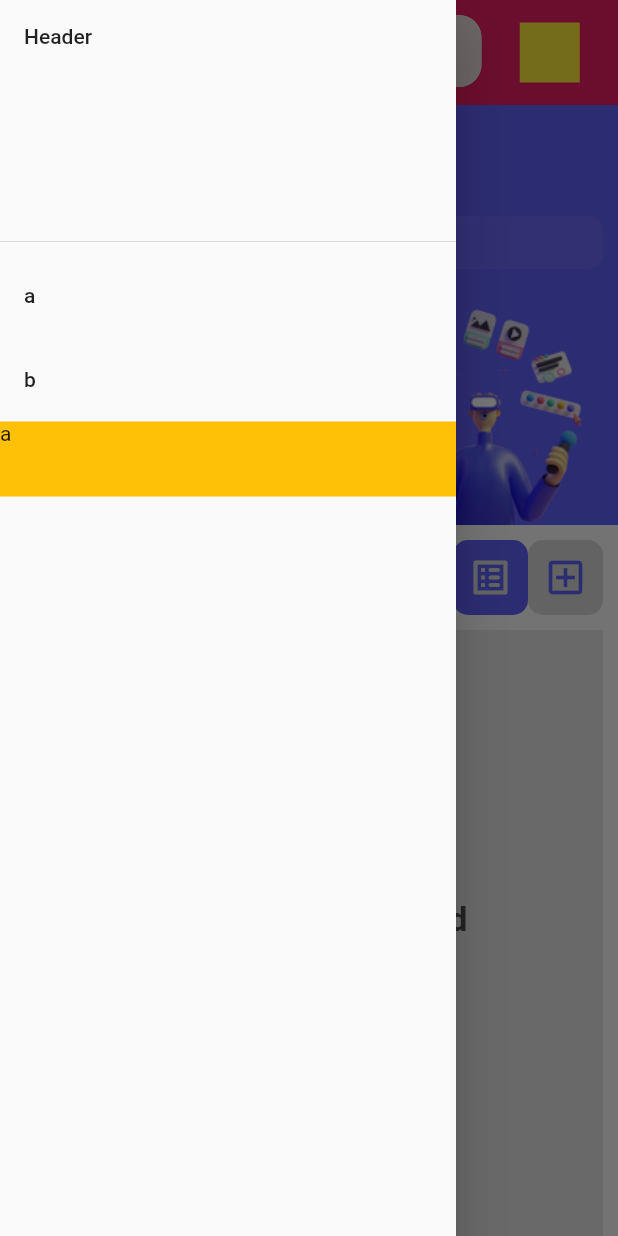
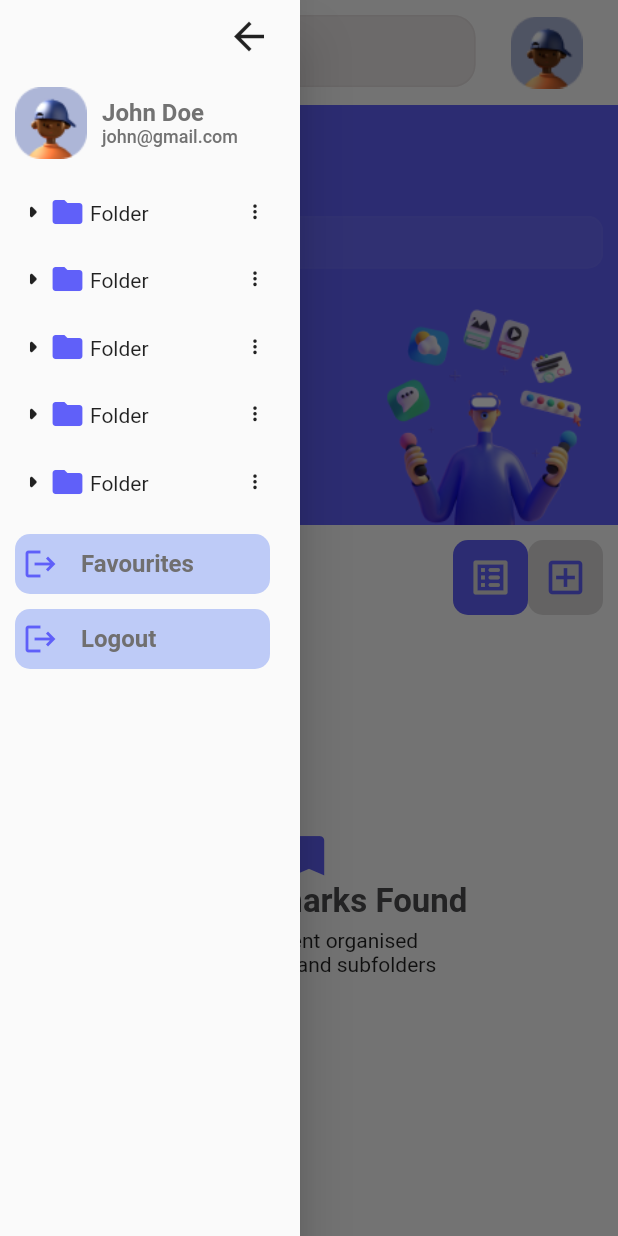
Before and after one commit to anush7384/bookmark-flutter, a Flutter app: the screen it shows after launch, with the side drawer open, on a phone screen of 412 x 824 dp. Run offline on Flutter 3.47's test engine with Material 2 defaults, Android fonts, the phone set to English and light mode, and no system bars; our stand-ins replace flutter_signin_button.

Commit message:
dashboard screen drawer added

```diff
--- a/lib/screens/dashboard/dashboard.dart
+++ b/lib/screens/dashboard/dashboard.dart
@@ -1,4 +1,7 @@
 import 'package:bookmark/screens/dashboard/widgets/dashboard_body.dart';
+import 'package:bookmark/screens/dashboard/widgets/drawer_button.dart';
+import 'package:bookmark/screens/dashboard/widgets/folder_card.dart';
+import 'package:bookmark/screens/dashboard/widgets/profile_card.dart';
 import 'package:flutter/material.dart';
 
 class DashboardPage extends StatefulWidget {
@@ -9,41 +12,78 @@ class DashboardPage extends StatefulWidget {
 }
 
 class _DashboardPageState extends State<DashboardPage> {
-
   final GlobalKey<ScaffoldState> _scaffoldKEy = GlobalKey<ScaffoldState>();
 
   @override
   Widget build(BuildContext context) {
-    return  Scaffold(
-      key:_scaffoldKEy,
+    return Scaffold(
+      key: _scaffoldKEy,
       drawer: SafeArea(
+        child: Container(
+          width: 200.0,
+          // height: 400.0,
+          decoration: const BoxDecoration(),
           child: Drawer(
-          child:ListView(
+            // child: ListView(
+            child: Column(
               children: [
-              const DrawerHeader(child: Text('Header')),
-              const ListTile(title: Text('a'),),
-              const ListTile(title:Text('b')),
                 Container(
-                height:50.0,
-                color:Colors.amber,
-                child:const Text('a'),
+                  width: 200.0,
+                  padding: const EdgeInsets.only(right: 10.0),
+                  decoration: const BoxDecoration(),
+                  child: Row(
+                    children: [
+                      const Spacer(),
+                      IconButton(
+                          padding: const EdgeInsets.all(0),
+                          onPressed: () {
+                            _scaffoldKEy.currentState?.closeDrawer();
+                          },
+                          icon: const Icon(Icons.arrow_back_outlined,
+                              size: 30.0)),
+                    ],
                   ),
+                ),
+                const ProfileCard(),
+                SizedBox(
+                  height: 230.0,
+                  width: 200.0,
+                  child: ListView(children: const [
+                    FolderCard(),
+                    FolderCard(),
+                    FolderCard(),
+                    FolderCard(),
+                    FolderCard(),
+                    FolderCard(),
+                    FolderCard(),
+                    FolderCard(),
+                  ]),
+                ),
+                const DrawerButton(type: 'Favourites', icon: Icons.favorite),
+                const DrawerButton(type: 'Logout', icon: Icons.logout),
               ],
-          )
+            ),
+          ),
         ),
       ),
       resizeToAvoidBottomInset: false,
-      body:
-      SafeArea(
-        child:
-         Stack(
-          children:[
+      body: SafeArea(
+        child: Stack(children: [
           const DashboardBody(),
-            IconButton(onPressed: (){
+          Positioned(
+            left: -2.0,
+            top: 6.0,
+            child: IconButton(
+              onPressed: () {
                 _scaffoldKEy.currentState?.openDrawer();
               },
-            padding: const EdgeInsets.only(top:15.0,left:10.0),
-             icon: const Icon(Icons.menu,size: 40.0,)),
+              icon: const Icon(
+                Icons.menu_rounded,
+                size: 40.0,
+                color: Color.fromARGB(255, 113, 111, 111),
+              ),
+            ),
+          ),
         ]),
       ),
     );
--- /dev/null
+++ b/lib/screens/dashboard/widgets/drawer_button.dart
@@ -0,0 +1,57 @@
+import 'package:flutter/material.dart';
+
+import '../../../utils/color_constants.dart';
+
+class DrawerButton extends StatefulWidget {
+  final String type;
+  final IconData icon;
+  const DrawerButton({super.key, required this.type, required this.icon});
+
+  @override
+  State<DrawerButton> createState() => _DrawerButtonState();
+}
+
+class _DrawerButtonState extends State<DrawerButton> {
+  @override
+  Widget build(BuildContext context) {
+    // return Padding(
+    //   padding: const EdgeInsets.only(left: 10.0, right: 20.0),
+    //   child: ListTile(
+    //     dense: true,
+    //     shape:
+    //         RoundedRectangleBorder(borderRadius: BorderRadius.circular(10.0)),
+    //     tileColor: const Color.fromARGB(255, 172, 188, 247),
+    //     leading: Icon(Icons.favorite, color: blue),
+    //     title: const Text(
+    //       'Favourites',
+    //       style: TextStyle(
+    //         fontSize: 16.0,
+    //       ),
+    //     ),
+    //   ),
+    // );
+    return Container(
+        height: 40.0,
+        margin: const EdgeInsets.only(top: 10.0, left: 10.0, right: 20.0),
+        padding: const EdgeInsets.only(left: 5.0),
+        decoration: const BoxDecoration(
+          borderRadius: BorderRadius.all(
+            Radius.circular(10.0),
+          ),
+          color: Color.fromARGB(255, 190, 203, 247),
+        ),
+        child: Row(
+          children: [
+            Icon(Icons.logout, color: blue),
+            const SizedBox(width: 15.0),
+            Text(
+              widget.type,
+              style: const TextStyle(
+                  fontSize: 16.0,
+                  fontWeight: FontWeight.bold,
+                  color: Color.fromARGB(255, 112, 111, 111)),
+            )
+          ],
+        ));
+  }
+}
--- a/lib/screens/dashboard/widgets/empty_bookmark.dart
+++ b/lib/screens/dashboard/widgets/empty_bookmark.dart
@@ -12,19 +12,15 @@ class EmptyBookmark extends StatelessWidget {
         child: Container(
           padding: const EdgeInsets.only(bottom:40.0),
           decoration: const BoxDecoration(
-            color: Color.fromARGB(255, 230, 229, 229),
+            // color: Color.fromARGB(255, 230, 229, 229),
           ),
           child:Center(child: Column(
             mainAxisAlignment: MainAxisAlignment.center,
             crossAxisAlignment: CrossAxisAlignment.center,
-            children: [
-              Padding(
-                padding: const EdgeInsets.only(bottom:10.0),
-                child: Container(
-                  height:50.0,
-                  width:50.0,
-                  color:Color.fromARGB(255, 7, 131, 255),
-                ),
+            children:  [
+              Icon(Icons.bookmark_rounded,
+                color:blue,
+                size:35.0,
               ),
               const Text('No bookmarks Found',
               style: TextStyle(
--- /dev/null
+++ b/lib/screens/dashboard/widgets/folder_card.dart
@@ -0,0 +1,65 @@
+import 'package:bookmark/utils/color_constants.dart';
+import 'package:flutter/material.dart';
+
+class FolderCard extends StatefulWidget {
+  const FolderCard({super.key});
+
+  @override
+  State<FolderCard> createState() => _FolderCardState();
+}
+
+class _FolderCardState extends State<FolderCard> {
+  @override
+  Widget build(BuildContext context) {
+    return Container(
+      height: 40.0,
+      margin: const EdgeInsets.only(top: 5.0, right: 20.0, left: 10.0),
+      decoration: const BoxDecoration(
+        borderRadius: BorderRadius.all(Radius.circular(10.0)),
+        // color: Colors.greenAccent,
+      ),
+      child: Row(
+        children: [
+          Container(
+              width: 20.0,
+              height: 30.0,
+              decoration: const BoxDecoration(),
+              child: const Center(child: Icon(Icons.arrow_right_rounded))),
+          Container(
+            width: 30.0,
+            height: 30.0,
+            decoration: const BoxDecoration(),
+            child: Center(
+                child: Icon(
+              Icons.folder,
+              color: blue,
+            )),
+          ),
+          Expanded(
+            child: Container(
+              height: 30.0,
+              padding: const EdgeInsets.only(top: 8.0),
+              decoration: const BoxDecoration(),
+              child: const Text(
+                'Folder',
+                style: TextStyle(
+                  fontSize: 14.0,
+                ),
+              ),
+            ),
+          ),
+          Container(
+            width: 20.0,
+            height: 30.0,
+            decoration: const BoxDecoration(),
+            child: const Center(
+                child: Icon(
+              Icons.more_vert_rounded,
+              size: 15.0,
+            )),
+          )
+        ],
+      ),
+    );
+  }
+}
--- /dev/null
+++ b/lib/screens/dashboard/widgets/profile_card.dart
@@ -0,0 +1,47 @@
+import 'package:flutter/material.dart';
+
+class ProfileCard extends StatefulWidget {
+  const ProfileCard({super.key});
+
+  @override
+  State<ProfileCard> createState() => _ProfileCardState();
+}
+
+class _ProfileCardState extends State<ProfileCard> {
+  @override
+  Widget build(BuildContext context) {
+    return Padding(
+      padding: const EdgeInsets.all(10.0),
+      child: Container(
+        decoration: const BoxDecoration(),
+        child: Row(children: [
+          Image.asset(
+            'assets/profile_picture.png',
+          ),
+          const SizedBox(width: 10.0),
+          Column(
+            crossAxisAlignment: CrossAxisAlignment.start,
+            children: const [
+              Text(
+                'John Doe',
+                style: TextStyle(
+                  fontSize: 16.0,
+                  color: Color.fromARGB(255, 114, 114, 114),
+                  fontWeight: FontWeight.bold,
+                ),
+              ),
+              Text(
+                'john@gmail.com',
+                style: TextStyle(
+                  fontSize: 12.0,
+                  color: Color.fromARGB(255, 114, 114, 114),
+                  fontWeight: FontWeight.w500,
+                ),
+              ),
+            ],
+          )
+        ]),
+      ),
+    );
+  }
+}
--- a/lib/screens/dashboard/widgets/top_bar.dart
+++ b/lib/screens/dashboard/widgets/top_bar.dart
@@ -16,7 +16,6 @@ class _TopBarState extends State<TopBar> {
       padding: const EdgeInsets.symmetric(horizontal: 0.0),
       child: Container(
         decoration: const BoxDecoration(
-          color: Colors.pink,
         ),
         height: 70.0,
         child: Center(
@@ -84,12 +83,8 @@ class _TopBarState extends State<TopBar> {
                 ),
               ),
             ),
-            Container(
-              width: 40.0,
-              height: 40.0,
-              decoration: const BoxDecoration(
-                color: Colors.yellow,
-              ),
+            Image.asset(
+              "assets/profile_picture.png",
             ),
           ]),
         ),
```
Also changed, not shown: assets/profile_picture.png (added). Lines whose indentation alone changed are shown as unchanged.
